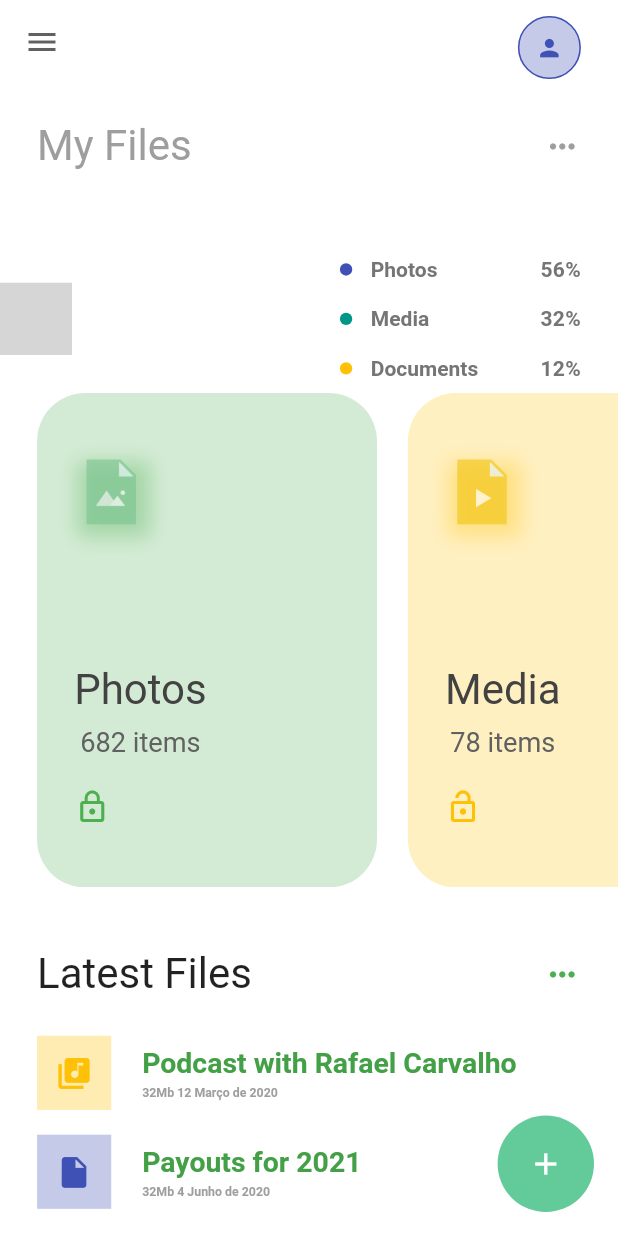
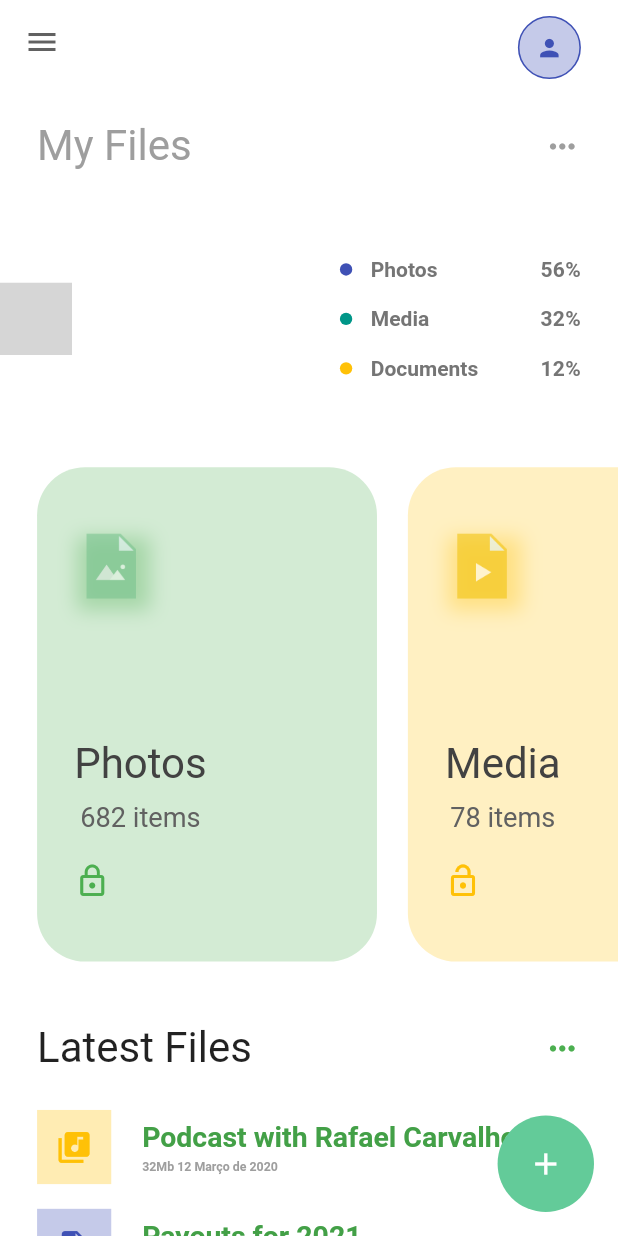
Before and after one commit to rafaelcarvalhocaetano/_file-management, a Flutter app: the screen it shows after launch, on a phone screen of 412 x 824 dp. Run offline on Flutter 3.47's test engine with Material 2 defaults, Android fonts, the phone set to English and light mode, and no system bars; missing offline and left inert: flutter_circular_chart; grey boxes are pictures that could not be loaded.

Commit message:
Add Padding listView

```diff
--- a/lib/main.dart
+++ b/lib/main.dart
@@ -92,6 +92,7 @@ class _MyHomePageState extends State<HomePage> {
       ),
       body: Container(
         color: Colors.white,
+        height: 100 * Responsive.heightMultiplier,
         child: ListView(
           children: <Widget>[
             Padding(
@@ -153,7 +154,11 @@ class _MyHomePageState extends State<HomePage> {
             SizedBox(
               width: 5 * Responsive.widthMultiplier,
             ),
-            Container(
+            Padding(
+              padding: EdgeInsets.only(
+                top: 6 * Responsive.heightMultiplier,
+              ),
+              child: Container(
                 height: 40 * Responsive.heightMultiplier,
                 child: ListView(
                   scrollDirection: Axis.horizontal,
@@ -197,6 +202,7 @@ class _MyHomePageState extends State<HomePage> {
                       ),
                     )
                   ],
+                ),
               ),
             ),
             SizedBox(
```
Lines whose indentation alone changed are shown as unchanged.
